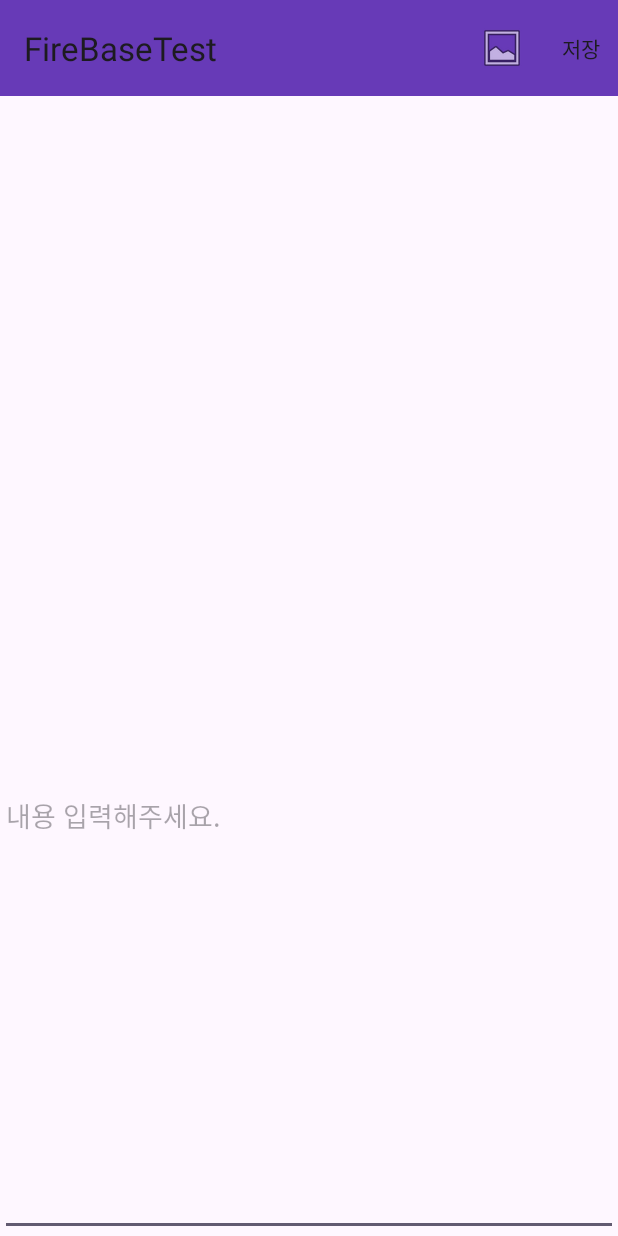
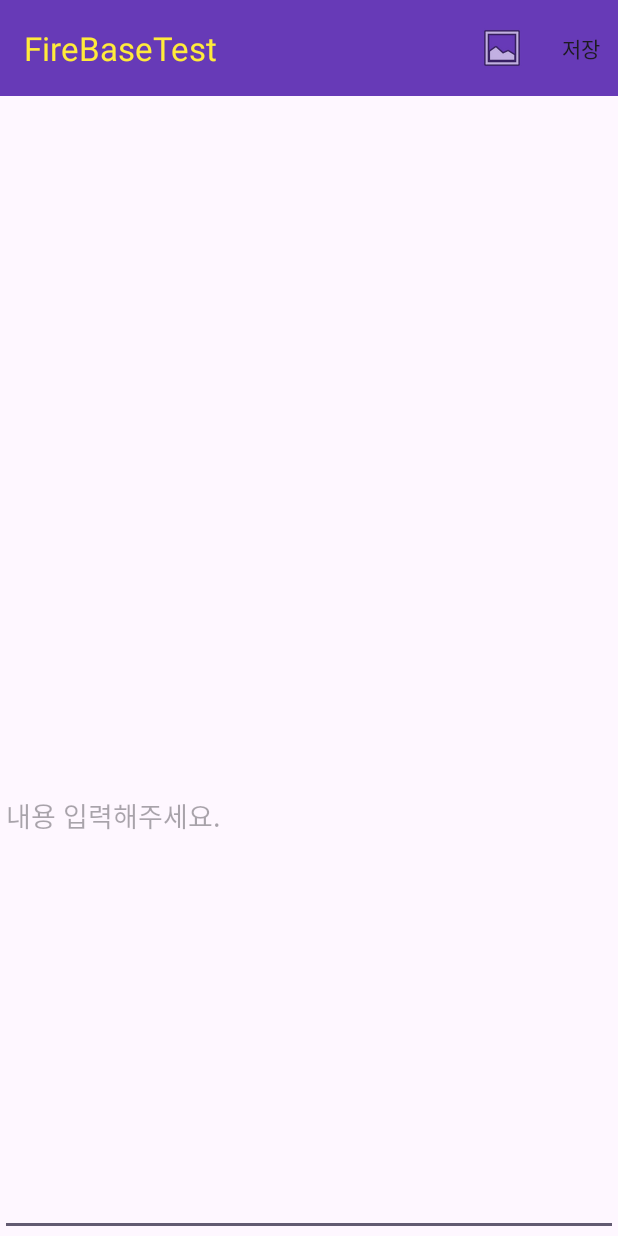
Before and after one commit to Hyeonseok0627/-Mine-AndroidFireBaseTest404, an Android app: the AddImageShareAppActivity screen opened directly, with no data from a screen before it, on a phone screen of 412 x 824 dp. Run offline under Robolectric (Android 15) with nearby library versions, the phone set to English and light mode, and no system bars; pictures from the network do not load.

Commit message:
231121 3교시 이미지 공유 앱, 글쓰기 작업중, 이미지 업로드 함수 구성.

```diff
--- a/app/src/main/res/layout/activity_add_image_share_app.xml
+++ b/app/src/main/res/layout/activity_add_image_share_app.xml
@@ -14,7 +14,8 @@
             android:id="@+id/toolbarAdd"
             android:layout_width="match_parent"
             android:layout_height="wrap_content"
-            android:background="#673AB7"/>
+            android:background="#673AB7"
+            app:titleTextColor="#FFEB3B"/>
 
         <ImageView
             android:id="@+id/addImageView"
--- a/app/src/main/res/layout/activity_main_image_share_app.xml
+++ b/app/src/main/res/layout/activity_main_image_share_app.xml
@@ -24,7 +24,8 @@
             android:id="@+id/toolbarMain"
             android:layout_width="match_parent"
             android:layout_height="wrap_content"
-            android:background="#673AB7"/>
+            android:background="#673AB7"
+            app:titleTextColor="#FFEB3B"/>
 
         <!--        리사이클러뷰 넣기.-->
         <androidx.recyclerview.widget.RecyclerView
--- a/app/src/main/res/menu/menu_item.xml
+++ b/app/src/main/res/menu/menu_item.xml
@@ -7,6 +7,7 @@
         android:title="gallery"
         android:icon="@android:drawable/ic_menu_gallery"
         app:showAsAction="always"
+
         />
 
     <item
```
Also changed, not shown: app/src/main/java/com/example/firebasetest/lhs/AddImageShareAppActivity.kt (+39 -0 lines).
